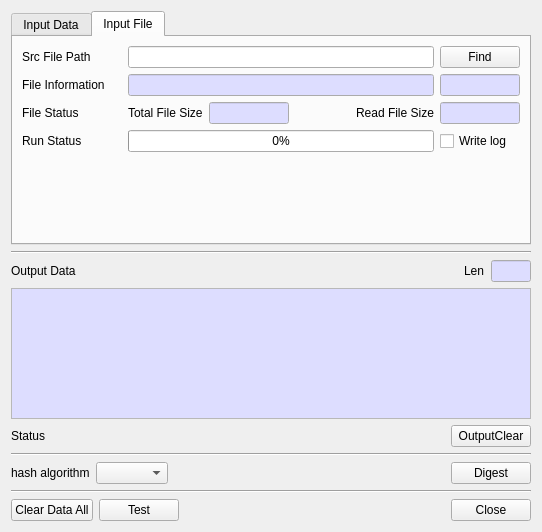
Before: the Qt Designer form BerEditor/gen_hash_dlg.ui in jykim74/BerEditor, drawn with Qt 5.
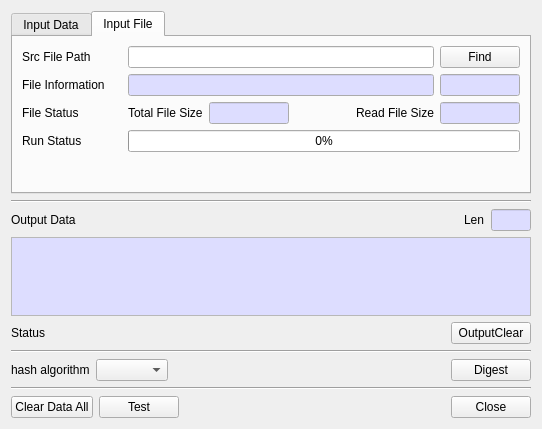
After: the same form once the commit is applied.

Commit message: Hash, Mac, Sign, Encrypt 파일 모드 쓰레드 처리

```diff
--- a/BerEditor/gen_hash_dlg.ui
+++ b/BerEditor/gen_hash_dlg.ui
@@ -7,7 +7,7 @@
     <x>0</x>
     <y>0</y>
     <width>542</width>
-    <height>532</height>
+    <height>429</height>
    </rect>
   </property>
   <property name="windowTitle">
@@ -499,19 +499,6 @@
            </property>
           </widget>
          </item>
-         <item row="0" column="2">
-          <widget class="QCheckBox" name="mWriteLogCheck">
-           <property name="minimumSize">
-            <size>
-             <width>80</width>
-             <height>0</height>
-            </size>
-           </property>
-           <property name="text">
-            <string>Write log</string>
-           </property>
-          </widget>
-         </item>
         </layout>
        </item>
        <item>
```
Left out of the diff: 1 changed line with no effect on the pictures. The commit also changes 21 other files.
